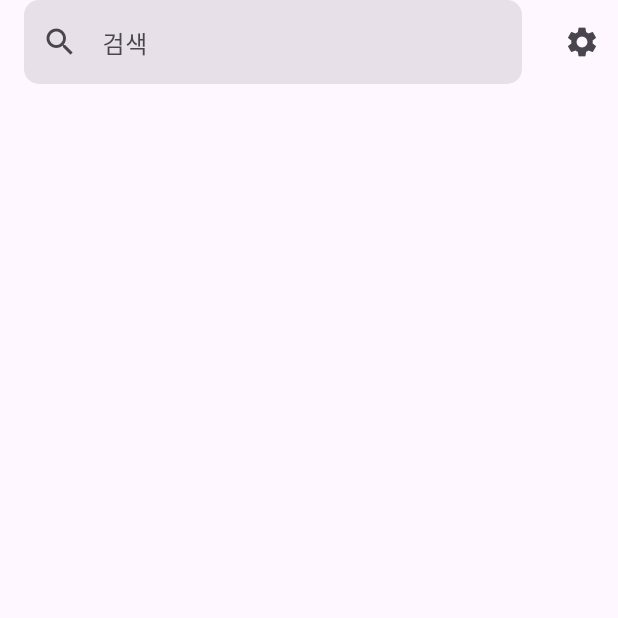
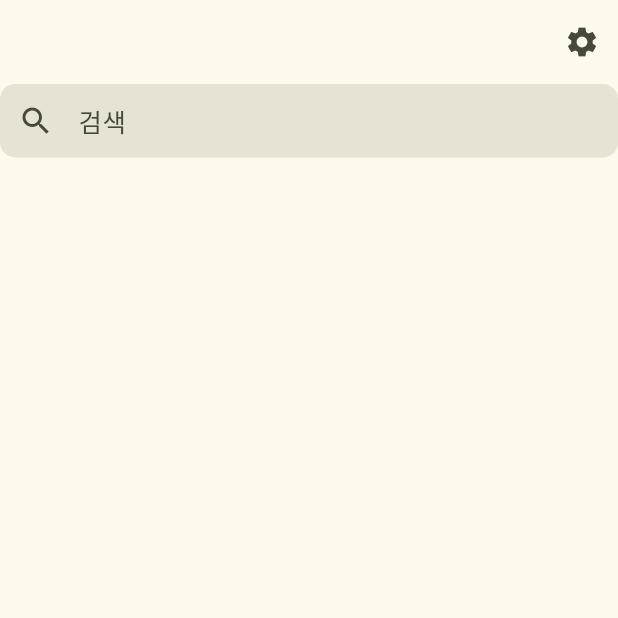
Before and after one commit to daedyu/todo, a Flutter app: the screen it shows after launch, on a phone screen of 412 x 824 dp, the top half of it. Run offline on Flutter 3.47's test engine with Material 3 defaults, Android fonts, the phone set to English and light mode, and no system bars; Roboto replaces fonts that are missing (Pretendard).

Commit message:
feat: mainPageHeader

```diff
--- a/lib/main.dart
+++ b/lib/main.dart
@@ -1,5 +1,7 @@
 import 'package:flutter/material.dart';
 import 'package:todo/mainPage/MainPage.dart';
+
+import 'mainPage/MainPageHeader.dart';
 
 void main() {
   runApp(const MyApp());
@@ -13,7 +15,8 @@ class MyApp extends StatelessWidget {
     return MaterialApp(
       title: 'Flutter Demo',
       theme: ThemeData(
-        colorScheme: ColorScheme.fromSeed(seedColor: Colors.deepPurple),
+        fontFamily: "Pretendard",
+        colorScheme: ColorScheme.fromSeed(seedColor: Colors.yellowAccent),
         useMaterial3: true,
       ),
       home: const App(title: 'Flutter Demo Home Page'),
@@ -34,7 +37,14 @@ class _AppState extends State<App> {
   @override
   Widget build(BuildContext context) {
     return const Scaffold(
-      body: MainPage(),
+      body: Column(
+            children: [
+              MainPageHeader(),
+              Expanded(
+                child: MainPage(),
+              )
+            ],
+          )
     );
   }
 }
--- a/lib/mainPage/MainPage.dart
+++ b/lib/mainPage/MainPage.dart
@@ -1,5 +1,6 @@
 import 'package:flutter/material.dart';
 import 'package:todo/mainPage/MainPageHeader.dart';
+import 'package:todo/mainPage/MainPageSearchBar.dart';
 
 class MainPage extends StatefulWidget {
   const MainPage({super.key});
@@ -11,9 +12,10 @@ class MainPage extends StatefulWidget {
 class _MainPageState extends State<MainPage> {
   @override
   Widget build(BuildContext context) {
-    return const Column(
-      children: [
-        MainPageHeader()
+    return ListView(
+      padding: EdgeInsets.zero,
+      children: const [
+        MainPageSearchbar(),
       ],
     );
   }
--- a/lib/mainPage/MainPageHeader.dart
+++ b/lib/mainPage/MainPageHeader.dart
@@ -13,24 +13,11 @@ class _MainPageHeaderState extends State<MainPageHeader> {
   @override
   Widget build(BuildContext context) {
     return AppBar(
-      title: TextField(
-        controller: _searchController,
-        decoration: InputDecoration(
-          hintText: '검색',
-          fillColor: Theme.of(context).bottomNavigationBarTheme.backgroundColor,
-          filled: true,
-          border: OutlineInputBorder(
-            borderRadius: BorderRadius.circular(10),
-            borderSide: BorderSide.none,
-          ),
-          prefixIcon: const Icon(Icons.search),
-        ),
-      ),
       actions: [
         IconButton(
           icon: const Icon(Icons.settings),
           onPressed: () {
-            // 설정 관련 액션
+            print("object");
           },
         ),
       ],
--- /dev/null
+++ b/lib/mainPage/MainPageSearchBar.dart
@@ -0,0 +1,34 @@
+import 'package:flutter/material.dart';
+
+class MainPageSearchbar extends StatefulWidget {
+  const MainPageSearchbar({super.key});
+
+  @override
+  State<MainPageSearchbar> createState() => _MainPageSearchbarState();
+}
+
+class _MainPageSearchbarState extends State<MainPageSearchbar> {
+  final TextEditingController _searchController = TextEditingController();
+
+  @override
+  Widget build(BuildContext context) {
+    return TextField(
+      controller: _searchController,
+      decoration: InputDecoration(
+        hintText: "검색",
+        fillColor: Theme.of(context).bottomNavigationBarTheme.backgroundColor,
+        filled: true,
+        border: OutlineInputBorder(
+          borderRadius: BorderRadius.circular(10),
+          borderSide: BorderSide.none
+        ),
+        prefixIcon: const Icon(Icons.search),
+      ),
+      style: const TextStyle(
+        fontWeight: FontWeight.w400,
+        fontSize: 17.0,
+        height: 1.0
+      ),
+    );
+  }
+}
```
Also changed, not shown: pubspec.yaml (+21 -14 lines).
